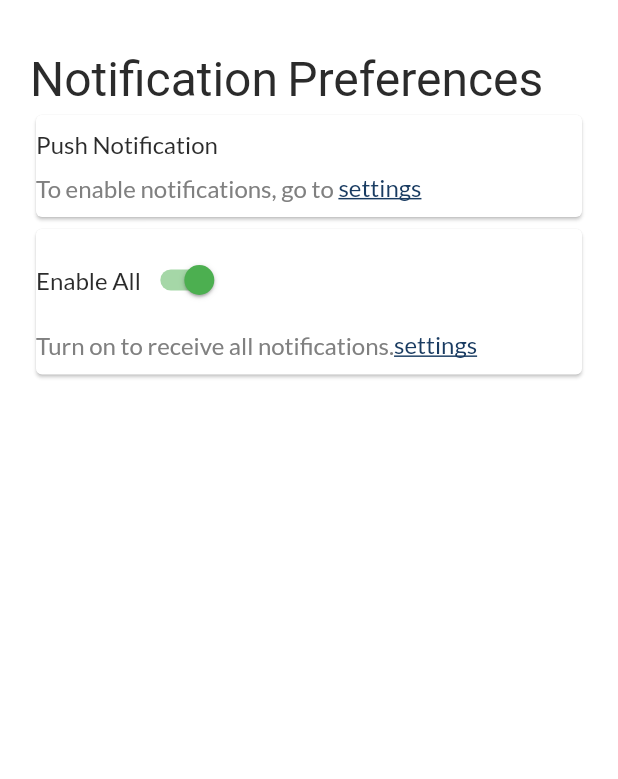
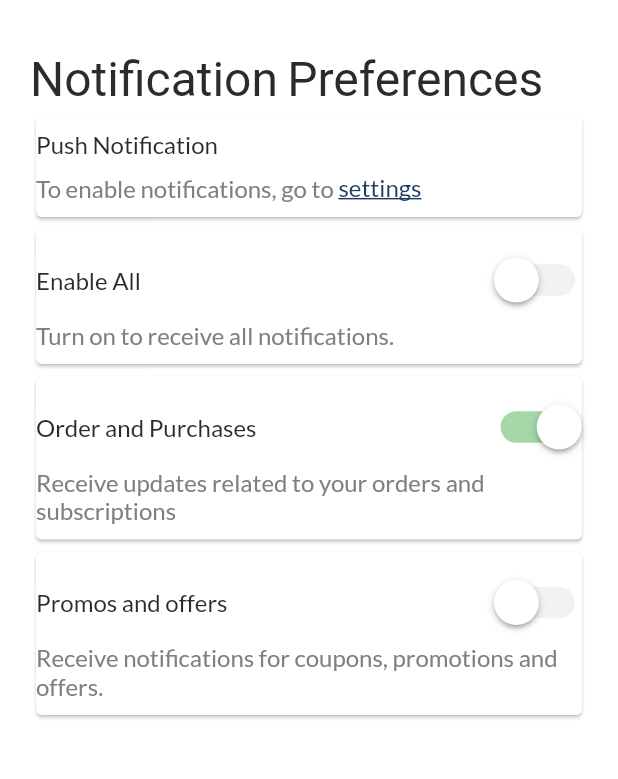
Before and after one commit to nirdeshk1998/pride-of-cows, a Flutter app: the NotificationsSettings screen opened directly, on a phone screen of 412 x 824 dp, the part 59-838 px from its top. Run offline on Flutter 3.47's test engine with Material 2 defaults, Android fonts, the phone set to English and light mode, and no system bars; our stand-ins replace card_swiper, carousel_slider, country_code_picker, dots_indicator, flutter_calendar_carousel, flutter_riverpod and 5 more; missing offline and left inert: widget_size; network calls fail; Roboto replaces fonts that are missing (Suranna).

Commit message:
'notification'

```diff
--- a/lib/screens/notification/notification_settings.dart
+++ b/lib/screens/notification/notification_settings.dart
@@ -96,6 +96,7 @@ class NotificationsSettings extends ConsumerWidget {
                         height: 10,
                       ),
                       Row(
+                        mainAxisAlignment: MainAxisAlignment.spaceBetween,
                         children: [
                           Container(
                             child: TextView(
@@ -104,17 +105,20 @@ class NotificationsSettings extends ConsumerWidget {
                                   size: 16,
                                 ),
                           ),
-                          Container(
+                          Transform.scale(
+                            scale: 1.5,
                             child: Switch(
                               onChanged: (value){},
-                              value: true,
+                              value: false,
                               activeColor: Colors.green,
+                              inactiveTrackColor: Color(0xffF2F2F2),
+                              thumbColor: MaterialStateProperty.all(Colors.white),
                             ),
                           ),
                         ],
                       ),
                       SizedBox(
-                        height: 10,
+                        height: 3 ,
                       ),
                       Row(
                         children: [
@@ -122,13 +126,102 @@ class NotificationsSettings extends ConsumerWidget {
                             child:Row(
                               children: [
                                 TextView("Turn on to receive all notifications.",color: Palette.hintColor,size: 16,),
-                                PrimaryTextButton(title: "settings",size: 16,showUnderline: true,padding: EdgeInsets.only(top: 2),isUpperCase: false,),
+
                               ],
                             ),
 
                           ),
                         ],
                       ),
+                      SizedBox(
+                        height: 10,
+                      ),
+                    ],
+                  ),
+                ),
+              ),
+              Container(
+                padding: EdgeInsets.only(left: 20,right: 20),
+                child: Card(
+                  child: Column(
+                    children: [
+                      SizedBox(
+                        height: 10,
+                      ),
+                      Row(
+                        mainAxisAlignment: MainAxisAlignment.spaceBetween,
+                        children: [
+                          Container(
+                            child: TextView(
+                                  "Order and Purchases",
+                                  color: Palette.textColor,
+                                  size: 16,
+                                ),
+                          ),
+                          Transform.scale(
+                            scale: 1.5,
+                            child: Switch(
+                              onChanged: (value){},
+                              value: true,
+                              activeColor: Colors.green,
+                              thumbColor: MaterialStateProperty.all(Colors.white),
+                            ),
+                          ),
+                        ],
+                      ),
+                      SizedBox(
+                        height: 3 ,
+                      ),
+                          Container(
+                            child:  TextView("Receive updates related to your orders and subscriptions",color: Palette.hintColor,size: 16,maxLines: 2,),
+
+
+
+                          ),
+
+                      SizedBox(
+                        height: 10,
+                      ),
+                    ],
+                  ),
+                ),
+              ),
+              Container(
+                padding: EdgeInsets.only(left: 20,right: 20),
+                child: Card(
+                  child: Column(
+                    children: [
+                      SizedBox(
+                        height: 10,
+                      ),
+                      Row(
+                        mainAxisAlignment: MainAxisAlignment.spaceBetween,
+                        children: [
+                          Container(
+                            child: TextView(
+                                  "Promos and offers",
+                                  color: Palette.textColor,
+                                  size: 16,
+                                ),
+                          ),
+                          Transform.scale(
+                            scale: 1.5,
+                            child: Switch(
+                              onChanged: (value){},
+                              value: false,
+                              activeColor: Colors.green,
+                              inactiveTrackColor: Color(0xffF2F2F2),
+                              thumbColor: MaterialStateProperty.all(Colors.white),
+                            ),
+                          ),
+                        ],
+                      ),
+                      SizedBox(
+                        height: 3 ,
+                      ),
+                          Container(
+                            child:  TextView("Receive notifications for coupons, promotions and offers.",color: Palette.hintColor,size: 16,maxLines: 2,),
+                          ),
                       SizedBox(
                         height: 10,
                       ),
```
